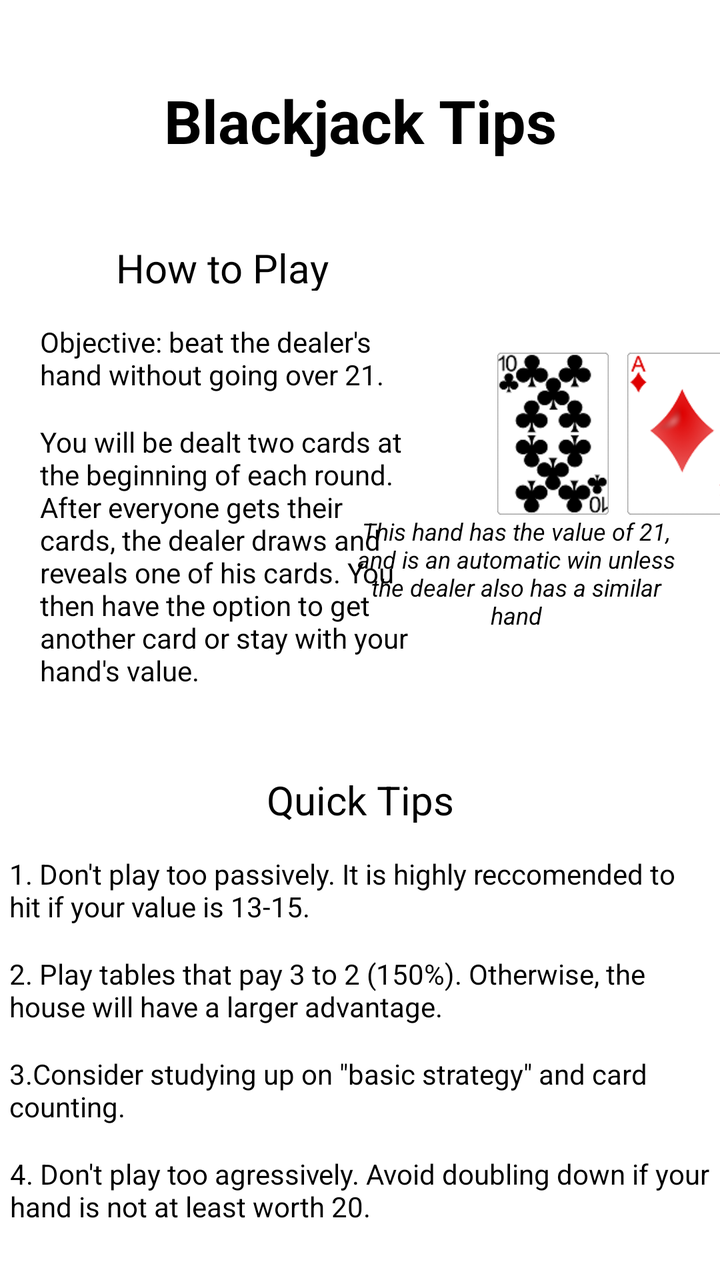
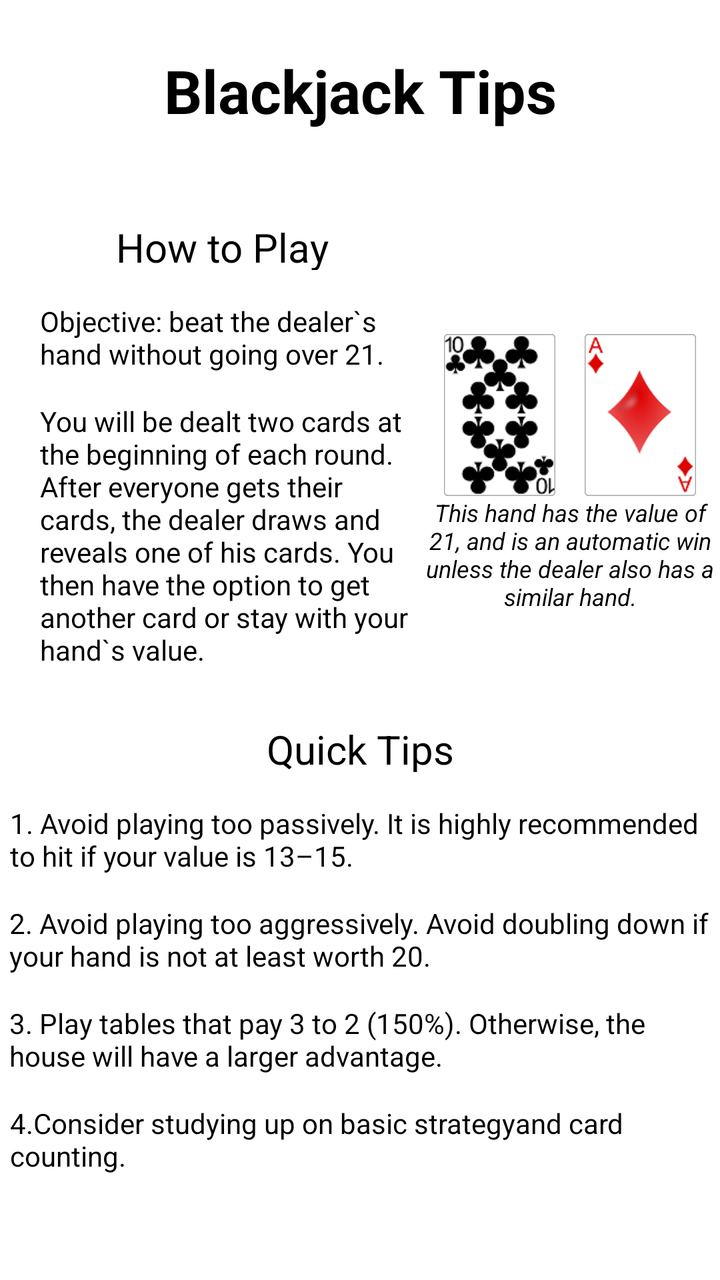

Two renders of the same Android screen: before a commit and after it. Below are the layout's source before the change and the commit's diff.
<!-- AndroidManifest.xml: application theme Theme.GamblingBadger -->
<!-- res/layout/fragment_b_j_tip.xml -->
<?xml version="1.0" encoding="utf-8"?>
<FrameLayout xmlns:android="http://schemas.android.com/apk/res/android"
    xmlns:app="http://schemas.android.com/apk/res-auto"
    xmlns:tools="http://schemas.android.com/tools"
    android:layout_width="match_parent"
    android:layout_height="match_parent"
    tools:context=".tips.BJTipFrag">

    <androidx.constraintlayout.widget.ConstraintLayout
        android:layout_width="match_parent"
        android:layout_height="match_parent">

        <TextView
            android:id="@+id/tipBJ4"
            android:layout_width="350dp"
            android:layout_height="50dp"
            android:text="4. Don't play too agressively. Avoid doubling down if your hand is not at least worth 20."
            android:textAlignment="textStart"
            android:textColor="#000000"
            android:textSize="14sp"
            app:layout_constraintEnd_toEndOf="parent"
            app:layout_constraintHorizontal_bias="0.491"
            app:layout_constraintStart_toStartOf="parent"
            app:layout_constraintTop_toBottomOf="@+id/tipBJ3" />

        <TextView
            android:id="@+id/tipBJ3"
            android:layout_width="350dp"
            android:layout_height="50dp"
            android:text="3.Consider studying up on &quot;basic strategy&quot; and card counting."
            android:textAlignment="textStart"
            android:textColor="#000000"
            android:textSize="14sp"
            app:layout_constraintEnd_toEndOf="parent"
            app:layout_constraintHorizontal_bias="0.483"
            app:layout_constraintStart_toStartOf="parent"
            app:layout_constraintTop_toBottomOf="@+id/tipBJ2" />

        <TextView
            android:id="@+id/tipBJ2"
            android:layout_width="350dp"
            android:layout_height="50dp"
            android:text="2. Play tables that pay 3 to 2 (150%). Otherwise, the house will have a larger advantage."
            android:textAlignment="textStart"
            android:textColor="#000000"
            android:textSize="14sp"
            app:layout_constraintEnd_toEndOf="parent"
            app:layout_constraintHorizontal_bias="0.483"
            app:layout_constraintStart_toStartOf="parent"
            app:layout_constraintTop_toBottomOf="@+id/tipBJ1" />

        <TextView
            android:id="@+id/tipBJ1"
            android:layout_width="350dp"
            android:layout_height="50dp"
            android:layout_marginTop="16dp"
            android:text="1. Don't play too passively. It is highly reccomended to hit if your value is 13-15."
            android:textAlignment="textStart"
            android:textColor="#000000"
            android:textSize="14sp"
            app:layout_constraintEnd_toEndOf="parent"
            app:layout_constraintHorizontal_bias="0.483"
            app:layout_constraintStart_toStartOf="parent"
            app:layout_constraintTop_toBottomOf="@+id/tipsBJ" />

        <TextView
            android:id="@+id/tipsBJ"
            android:layout_width="190dp"
            android:layout_height="25dp"
            android:layout_marginTop="30dp"
            android:text="Quick Tips"
            android:textAlignment="center"
            android:textColor="#000000"
            android:textSize="20sp"
            app:layout_constraintEnd_toEndOf="parent"
            app:layout_constraintStart_toStartOf="parent"
            app:layout_constraintTop_toBottomOf="@+id/bottomTextBJ" />

        <TextView
            android:id="@+id/subTextBJ"
            android:layout_width="172dp"
            android:layout_height="60dp"
            android:layout_marginEnd="16dp"
            android:text="This hand has the value of 21, and is an automatic win unless the dealer also has a similar hand"
            android:textAlignment="center"
            android:textColor="#000000"
            android:textSize="12sp"
            android:textStyle="italic"
            app:layout_constraintEnd_toEndOf="parent"
            app:layout_constraintTop_toBottomOf="@+id/imageView2" />

        <TextView
            android:id="@+id/bottomTextBJ"
            android:layout_width="190dp"
            android:layout_height="145dp"
            android:layout_marginStart="20dp"
            android:text="You will be dealt two cards at the beginning of each round. After everyone gets their cards, the dealer draws and reveals one of his cards. You then have the option to get another card or stay with your hand's value."
            android:textAlignment="textStart"
            android:textColor="#000000"
            android:textSize="14sp"
            app:layout_constraintStart_toStartOf="parent"
            app:layout_constraintTop_toBottomOf="@+id/topTextBJ" />

        <TextView
            android:id="@+id/topTextBJ"
            android:layout_width="190dp"
            android:layout_height="50dp"
            android:layout_marginStart="20dp"
            android:layout_marginTop="16dp"
            android:text="Objective: beat the dealer's hand without going over 21."
            android:textAlignment="textStart"
            android:textColor="#000000"
            android:textSize="14sp"
            app:layout_constraintStart_toStartOf="parent"
            app:layout_constraintTop_toBottomOf="@+id/howToPlayBJ" />

        <TextView
            android:id="@+id/titleBJ"
            android:layout_width="wrap_content"
            android:layout_height="wrap_content"
            android:layout_marginTop="40dp"
            android:text="Blackjack Tips"
            android:textColor="#000000"
            android:textSize="30sp"
            android:textStyle="bold"
            app:layout_constraintEnd_toEndOf="parent"
            app:layout_constraintStart_toStartOf="parent"
            app:layout_constraintTop_toTopOf="parent" />

        <TextView
            android:id="@+id/howToPlayBJ"
            android:layout_width="190dp"
            android:layout_height="25dp"
            android:layout_marginStart="16dp"
            android:layout_marginTop="40dp"
            android:text="How to Play"
            android:textAlignment="center"
            android:textColor="#000000"
            android:textSize="20sp"
            app:layout_constraintStart_toStartOf="parent"
            app:layout_constraintTop_toBottomOf="@+id/titleBJ" />

        <ImageView
            android:id="@+id/imageView"
            android:layout_width="61dp"
            android:layout_height="81dp"
            android:layout_marginStart="36dp"
            android:layout_marginTop="96dp"
            app:layout_constraintStart_toEndOf="@+id/topTextBJ"
            app:layout_constraintTop_toBottomOf="@+id/titleBJ"
            app:srcCompat="@drawable/_10_of_clubs" />

        <ImageView
            android:id="@+id/imageView2"
            android:layout_width="61dp"
            android:layout_height="81dp"
            android:layout_marginStart="4dp"
            app:layout_constraintStart_toEndOf="@+id/imageView"
            app:layout_constraintTop_toTopOf="@+id/imageView"
            app:srcCompat="@drawable/ace_of_diamonds" />

    </androidx.constraintlayout.widget.ConstraintLayout>
</FrameLayout>
<!-- resources referenced by this layout -->
<resources>
  <!-- drawable _10_of_clubs: png bitmap (drawable, 6456 bytes) -->
  <!-- drawable ace_of_diamonds: png bitmap (drawable, 5280 bytes) -->
  <style name="Theme.GamblingBadger" parent="Theme.MaterialComponents.DayNight.DarkActionBar">
          
          <item name="colorPrimary">@color/purple_500</item>
          <item name="colorPrimaryVariant">@color/purple_700</item>
          <item name="colorOnPrimary">@color/white</item>
          
          <item name="colorSecondary">@color/teal_200</item>
          <item name="colorSecondaryVariant">@color/teal_700</item>
          <item name="colorOnSecondary">@color/black</item>
          
          <item name="android:statusBarColor" tools:targetApi="l">?attr/colorPrimaryVariant</item>
          
      </style>
  <color name="purple_500">#FF6200EE</color>
  <color name="purple_700">#FF3700B3</color>
  <color name="white">#FFFFFFFF</color>
  <color name="teal_200">#FF03DAC5</color>
  <color name="teal_700">#FF018786</color>
  <color name="black">#FF000000</color>
</resources>

<!-- the commit's change to res/layout/fragment_b_j_tip.xml (unified diff, before → after) -->
@@ -1,163 +1,180 @@
 <?xml version="1.0" encoding="utf-8"?>
-<FrameLayout xmlns:android="http://schemas.android.com/apk/res/android"
+<androidx.constraintlayout.widget.ConstraintLayout xmlns:android="http://schemas.android.com/apk/res/android"
     xmlns:app="http://schemas.android.com/apk/res-auto"
     xmlns:tools="http://schemas.android.com/tools"
     android:layout_width="match_parent"
     android:layout_height="match_parent"
     tools:context=".tips.BJTipFrag">
 
-    <androidx.constraintlayout.widget.ConstraintLayout
+    <ScrollView
         android:layout_width="match_parent"
-        android:layout_height="match_parent">
+        android:layout_height="match_parent"
+        android:layout_marginTop="100dp"
+        app:layout_constraintEnd_toEndOf="parent"
+        app:layout_constraintHorizontal_bias="0.5"
+        app:layout_constraintStart_toStartOf="parent"
+        app:layout_constraintTop_toBottomOf="@+id/titleBJ">
 
-        <TextView
-            android:id="@+id/tipBJ4"
-            android:layout_width="350dp"
-            android:layout_height="50dp"
-            android:text="4. Don't play too agressively. Avoid doubling down if your hand is not at least worth 20."
-            android:textAlignment="textStart"
-            android:textColor="#000000"
-            android:textSize="14sp"
-            app:layout_constraintEnd_toEndOf="parent"
-            app:layout_constraintHorizontal_bias="0.491"
-            app:layout_constraintStart_toStartOf="parent"
-            app:layout_constraintTop_toBottomOf="@+id/tipBJ3" />
+        <androidx.constraintlayout.widget.ConstraintLayout
+            android:layout_width="match_parent"
+            android:layout_height="wrap_content">
 
-        <TextView
-            android:id="@+id/tipBJ3"
-            android:layout_width="350dp"
-            android:layout_height="50dp"
-            android:text="3.Consider studying up on &quot;basic strategy&quot; and card counting."
-            android:textAlignment="textStart"
-            android:textColor="#000000"
-            android:textSize="14sp"
-            app:layout_constraintEnd_toEndOf="parent"
-            app:layout_constraintHorizontal_bias="0.483"
-            app:layout_constraintStart_toStartOf="parent"
-            app:layout_constraintTop_toBottomOf="@+id/tipBJ2" />
+            <TextView
+                android:id="@+id/tipBJ4"
+                android:layout_width="350dp"
+                android:layout_height="50dp"
+                android:text="@string/bjTip4"
+                android:textAlignment="textStart"
+                android:textColor="#000000"
+                android:textSize="14sp"
+                app:layout_constraintEnd_toEndOf="parent"
+                app:layout_constraintHorizontal_bias="0.491"
+                app:layout_constraintStart_toStartOf="parent"
+                app:layout_constraintTop_toBottomOf="@+id/tipBJ3" />
 
-        <TextView
-            android:id="@+id/tipBJ2"
-            android:layout_width="350dp"
-            android:layout_height="50dp"
-            android:text="2. Play tables that pay 3 to 2 (150%). Otherwise, the house will have a larger advantage."
-            android:textAlignment="textStart"
-            android:textColor="#000000"
-            android:textSize="14sp"
-            app:layout_constraintEnd_toEndOf="parent"
-            app:layout_constraintHorizontal_bias="0.483"
-            app:layout_constraintStart_toStartOf="parent"
-            app:layout_constraintTop_toBottomOf="@+id/tipBJ1" />
+            <TextView
+                android:id="@+id/tipBJ3"
+                android:layout_width="350dp"
+                android:layout_height="50dp"
+                android:text="@string/bjTip3"
+                android:textAlignment="textStart"
+                android:textColor="#000000"
+                android:textSize="14sp"
+                app:layout_constraintEnd_toEndOf="parent"
+                app:layout_constraintHorizontal_bias="0.483"
+                app:layout_constraintStart_toStartOf="parent"
+                app:layout_constraintTop_toBottomOf="@+id/tipBJ2" />
 
-        <TextView
-            android:id="@+id/tipBJ1"
-            android:layout_width="350dp"
-            android:layout_height="50dp"
-            android:layout_marginTop="16dp"
-            android:text="1. Don't play too passively. It is highly reccomended to hit if your value is 13-15."
-            android:textAlignment="textStart"
-            android:textColor="#000000"
-            android:textSize="14sp"
-            app:layout_constraintEnd_toEndOf="parent"
-            app:layout_constraintHorizontal_bias="0.483"
-            app:layout_constraintStart_toStartOf="parent"
-            app:layout_constraintTop_toBottomOf="@+id/tipsBJ" />
+            <TextView
+                android:id="@+id/tipBJ2"
+                android:layout_width="350dp"
+                android:layout_height="50dp"
+                android:text="@string/bjTip2"
+                android:textAlignment="textStart"
+                android:textColor="#000000"
+                android:textSize="14sp"
+                app:layout_constraintEnd_toEndOf="parent"
+                app:layout_constraintHorizontal_bias="0.483"
+                app:layout_constraintStart_toStartOf="parent"
+                app:layout_constraintTop_toBottomOf="@+id/tipBJ1" />
 
-        <TextView
-            android:id="@+id/tipsBJ"
-            android:layout_width="190dp"
-            android:layout_height="25dp"
-            android:layout_marginTop="30dp"
-            android:text="Quick Tips"
-            android:textAlignment="center"
-            android:textColor="#000000"
-            android:textSize="20sp"
-            app:layout_constraintEnd_toEndOf="parent"
-            app:layout_constraintStart_toStartOf="parent"
-            app:layout_constraintTop_toBottomOf="@+id/bottomTextBJ" />
+            <TextView
+                android:id="@+id/tipBJ1"
+                android:layout_width="350dp"
+                android:layout_height="50dp"
+                android:layout_marginTop="16dp"
+                android:text="@string/bjTip1"
+                android:textAlignment="textStart"
+                android:textColor="#000000"
+                android:textSize="14sp"
+                app:layout_constraintEnd_toEndOf="parent"
+                app:layout_constraintHorizontal_bias="0.491"
+                app:layout_constraintStart_toStartOf="parent"
+                app:layout_constraintTop_toBottomOf="@+id/tipsBJ" />
 
-        <TextView
-            android:id="@+id/subTextBJ"
-            android:layout_width="172dp"
-            android:layout_height="60dp"
-            android:layout_marginEnd="16dp"
-            android:text="This hand has the value of 21, and is an automatic win unless the dealer also has a similar hand"
-            android:textAlignment="center"
-            android:textColor="#000000"
-            android:textSize="12sp"
-            android:textStyle="italic"
-            app:layout_constraintEnd_toEndOf="parent"
-            app:layout_constraintTop_toBottomOf="@+id/imageView2" />
+            <TextView
+                android:id="@+id/tipsBJ"
+                android:layout_width="190dp"
+                android:layout_height="25dp"
+                android:layout_marginTop="15dp"
+                android:text="@string/quickTips"
+                android:textAlignment="center"
+                android:textColor="#000000"
+                android:textSize="20sp"
+                app:layout_constraintEnd_toEndOf="parent"
+                app:layout_constraintStart_toStartOf="parent"
+                app:layout_constraintTop_toBottomOf="@+id/bottomTextBJ" />
 
-        <TextView
-            android:id="@+id/bottomTextBJ"
-            android:layout_width="190dp"
-            android:layout_height="145dp"
-            android:layout_marginStart="20dp"
-            android:text="You will be dealt two cards at the beginning of each round. After everyone gets their cards, the dealer draws and reveals one of his cards. You then have the option to get another card or stay with your hand's value."
-            android:textAlignment="textStart"
-            android:textColor="#000000"
-            android:textSize="14sp"
-            app:layout_constraintStart_toStartOf="parent"
-            app:layout_constraintTop_toBottomOf="@+id/topTextBJ" />
+            <TextView
+                android:id="@+id/subTextBJ"
+                android:layout_width="149dp"
+                android:layout_height="wrap_content"
+                android:layout_marginTop="148dp"
+                android:text="@string/bjImageDescription"
+                android:textAlignment="center"
+                android:textColor="#000000"
+                android:textSize="12sp"
+                android:textStyle="italic"
+                app:layout_constraintEnd_toEndOf="parent"
+                app:layout_constraintHorizontal_bias="0.519"
+                app:layout_constraintStart_toEndOf="@+id/bottomTextBJ"
+                app:layout_constraintTop_toTopOf="parent" />
 
-        <TextView
-            android:id="@+id/topTextBJ"
-            android:layout_width="190dp"
-            android:layout_height="50dp"
-            android:layout_marginStart="20dp"
-            android:layout_marginTop="16dp"
-            android:text="Objective: beat the dealer's hand without going over 21."
-            android:textAlignment="textStart"
-            android:textColor="#000000"
-            android:textSize="14sp"
-            app:layout_constraintStart_toStartOf="parent"
-            app:layout_constraintTop_toBottomOf="@+id/howToPlayBJ" />
+            <TextView
+                android:id="@+id/bottomTextBJ"
+                android:layout_width="190dp"
+                android:layout_height="145dp"
+                android:layout_marginStart="20dp"
+                android:text="@string/bjBasics"
+                android:textAlignment="textStart"
+                android:textColor="#000000"
+                android:textSize="14sp"
+                app:layout_constraintStart_toStartOf="parent"
+                app:layout_constraintTop_toBottomOf="@+id/topTextBJ" />
 
-        <TextView
-            android:id="@+id/titleBJ"
-            android:layout_width="wrap_content"
-            android:layout_height="wrap_content"
-            android:layout_marginTop="40dp"
-            android:text="Blackjack Tips"
-            android:textColor="#000000"
-            android:textSize="30sp"
-            android:textStyle="bold"
-            app:layout_constraintEnd_toEndOf="parent"
-            app:layout_constraintStart_toStartOf="parent"
-            app:layout_constraintTop_toTopOf="parent" />
+            <TextView
+                android:id="@+id/topTextBJ"
+                android:layout_width="190dp"
+                android:layout_height="50dp"
+                android:layout_marginStart="20dp"
+                android:layout_marginTop="16dp"
+                android:text="@string/bjObjective"
+                android:textAlignment="textStart"
+                android:textColor="#000000"
+                android:textSize="14sp"
+                app:layout_constraintStart_toStartOf="parent"
+                app:layout_constraintTop_toBottomOf="@+id/howToPlayBJ" />
 
-        <TextView
-            android:id="@+id/howToPlayBJ"
-            android:layout_width="190dp"
-            android:layout_height="25dp"
-            android:layout_marginStart="16dp"
-            android:layout_marginTop="40dp"
-            android:text="How to Play"
-            android:textAlignment="center"
-            android:textColor="#000000"
-            android:textSize="20sp"
-            app:layout_constraintStart_toStartOf="parent"
-            app:layout_constraintTop_toBottomOf="@+id/titleBJ" />
+            <TextView
+                android:id="@+id/howToPlayBJ"
+                android:layout_width="190dp"
+                android:layout_height="25dp"
+                android:layout_marginStart="16dp"
+                android:layout_marginTop="10dp"
+                android:text="@string/howToPlay"
+                android:textAlignment="center"
+                android:textColor="#000000"
+                android:textSize="20sp"
+                app:layout_constraintStart_toStartOf="parent"
+                app:layout_constraintTop_toTopOf="parent" />
 
-        <ImageView
-            android:id="@+id/imageView"
-            android:layout_width="61dp"
-            android:layout_height="81dp"
-            android:layout_marginStart="36dp"
-            android:layout_marginTop="96dp"
-            app:layout_constraintStart_toEndOf="@+id/topTextBJ"
-            app:layout_constraintTop_toBottomOf="@+id/titleBJ"
-            app:srcCompat="@drawable/_10_of_clubs" />
+            <ImageView
+                android:id="@+id/imageView2"
+                android:layout_width="61dp"
+                android:layout_height="81dp"
+                android:contentDescription="@string/aceCard"
+                app:layout_constraintBottom_toTopOf="@+id/subTextBJ"
+                app:layout_constraintEnd_toEndOf="parent"
+                app:layout_constraintHorizontal_bias="0.5"
+                app:layout_constraintStart_toEndOf="@+id/imageView"
+                app:srcCompat="@drawable/ace_of_diamonds" />
 
-        <ImageView
-            android:id="@+id/imageView2"
-            android:layout_width="61dp"
-            android:layout_height="81dp"
-            android:layout_marginStart="4dp"
-            app:layout_constraintStart_toEndOf="@+id/imageView"
-            app:layout_constraintTop_toTopOf="@+id/imageView"
-            app:srcCompat="@drawable/ace_of_diamonds" />
+            <ImageView
+                android:id="@+id/imageView"
+                android:layout_width="61dp"
+                android:layout_height="81dp"
+                android:contentDescription="@string/aceCard"
+                app:layout_constraintBottom_toTopOf="@+id/subTextBJ"
+                app:layout_constraintEnd_toStartOf="@+id/imageView2"
+                app:layout_constraintHorizontal_bias="0.5"
+                app:layout_constraintStart_toEndOf="@+id/bottomTextBJ"
+                app:srcCompat="@drawable/_10_of_clubs" />
 
-    </androidx.constraintlayout.widget.ConstraintLayout>
-</FrameLayout>
+        </androidx.constraintlayout.widget.ConstraintLayout>
+    </ScrollView>
+
+    <TextView
+        android:id="@+id/titleBJ"
+        android:layout_width="wrap_content"
+        android:layout_height="wrap_content"
+        android:layout_marginTop="25dp"
+        android:text="@string/bjTipsTitle"
+        android:textColor="#000000"
+        android:textSize="30sp"
+        android:textStyle="bold"
+        app:layout_constraintEnd_toEndOf="parent"
+        app:layout_constraintHorizontal_bias="0.5"
+        app:layout_constraintStart_toStartOf="parent"
+        app:layout_constraintTop_toTopOf="parent" />
+
+</androidx.constraintlayout.widget.ConstraintLayout>
<!-- resource entries referenced after the edit -->
@@ -2,6 +2,17 @@
 <resources>
   <!-- drawable _10_of_clubs: png bitmap (drawable, 6456 bytes) -->
   <!-- drawable ace_of_diamonds: png bitmap (drawable, 5280 bytes) -->
+  <string name="aceCard">Card with the value of one or ten</string>
+  <string name="bjBasics">You will be dealt two cards at the beginning of each round. After everyone gets their cards, the dealer draws and reveals one of his cards. You then have the option to get another card or stay with your hand`s value.</string>
+  <string name="bjImageDescription">This hand has the value of 21, and is an automatic win unless the dealer also has a similar hand.</string>
+  <string name="bjObjective">Objective: beat the dealer`s hand without going over 21.</string>
+  <string name="bjTip1">1. Avoid playing too passively. It is highly recommended to hit if your value is 13–15.</string>
+  <string name="bjTip2">2. Avoid playing too aggressively. Avoid doubling down if your hand is not at least worth 20.</string>
+  <string name="bjTip3">3. Play tables that pay 3 to 2 (150%). Otherwise, the house will have a larger advantage.</string>
+  <string name="bjTip4">4.Consider studying up on "basic strategy" and card counting.</string>
+  <string name="bjTipsTitle">Blackjack Tips</string>
+  <string name="howToPlay">How to Play</string>
+  <string name="quickTips">Quick Tips</string>
   <style name="Theme.GamblingBadger" parent="Theme.MaterialComponents.DayNight.DarkActionBar">
           
           <item name="colorPrimary">@color/purple_500</item>
